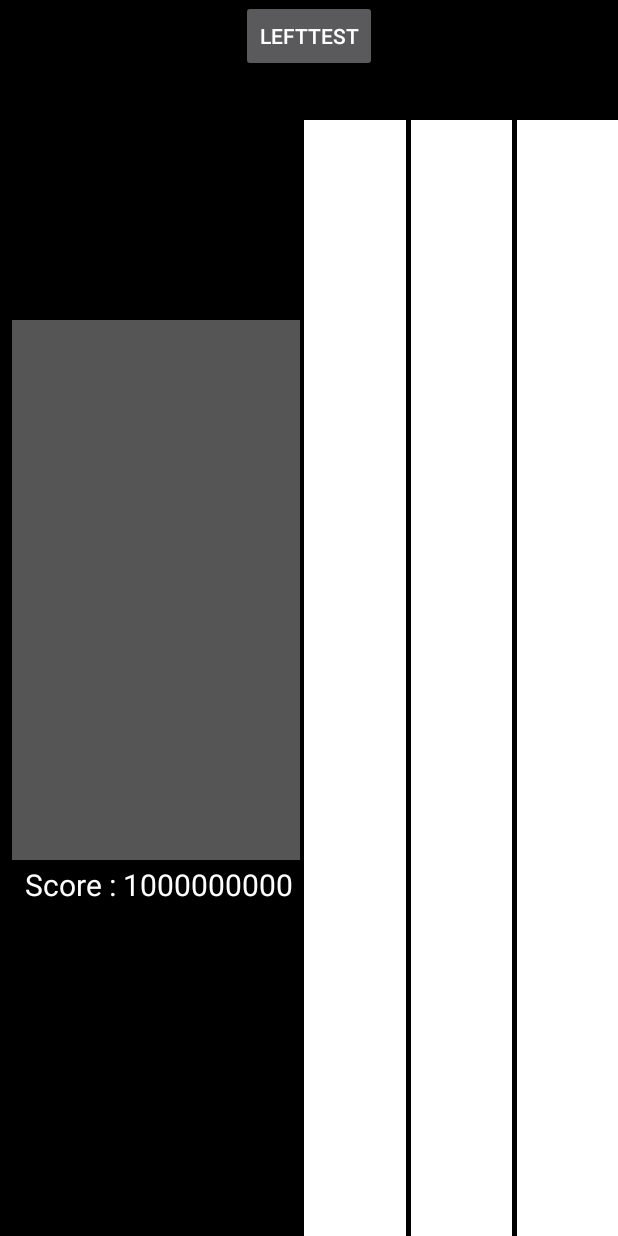
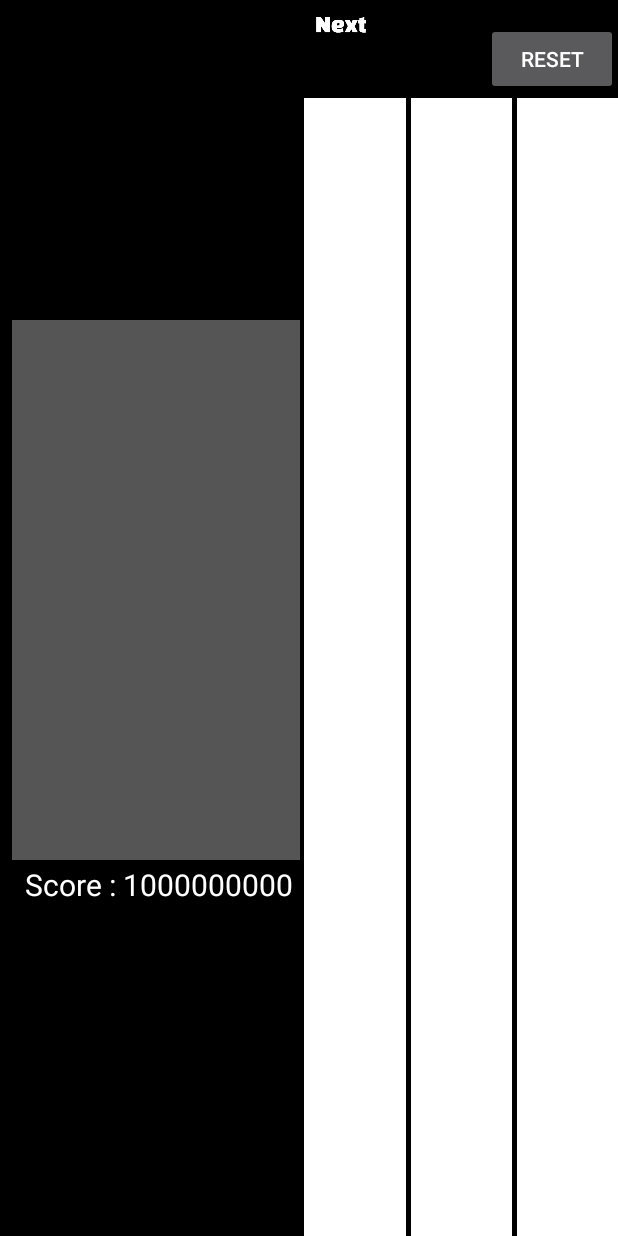
Before and after one commit to Shinyeong97/Design-of-Embedded-System-Term-Project, an Android app: the layout board_main.xml on its own in the app's theme, with its tools: preview values and no code run, on a phone screen of 412 x 824 dp. Run offline under Robolectric (Android 15) with nearby library versions, the phone set to English and light mode, and no system bars.

Commit message:
gameover & next

```diff
--- a/app/src/main/AndroidManifest.xml
+++ b/app/src/main/AndroidManifest.xml
@@ -9,7 +9,8 @@
         android:roundIcon="@mipmap/ic_launcher_round"
         android:supportsRtl="true"
         android:theme="@style/Theme.AppCompat.NoActionBar">
-        <activity android:name="com.example.PuyoPuzzle.MainActivity">
+        <activity android:name=".GameMainActivity"></activity>
+        <activity android:name=".MainActivity">
             <intent-filter>
                 <action android:name="android.intent.action.MAIN" />
 
--- a/app/src/main/res/layout/board_main.xml
+++ b/app/src/main/res/layout/board_main.xml
@@ -8,13 +8,16 @@
     android:layout_height="match_parent">
 
     <Button
-        android:id="@+id/btleft"
-        android:layout_width="wrap_content"
+        android:id="@+id/button2"
+        android:layout_width="88dp"
         android:layout_height="wrap_content"
-        android:text="lefttest"
+        android:text="reset"
+        app:layout_constraintBottom_toBottomOf="parent"
         app:layout_constraintEnd_toEndOf="parent"
+        app:layout_constraintHorizontal_bias="1.0"
         app:layout_constraintStart_toStartOf="parent"
-        app:layout_constraintTop_toTopOf="parent" />
+        app:layout_constraintTop_toTopOf="parent"
+        app:layout_constraintVertical_bias="0.01999998" />
 
     <androidx.constraintlayout.widget.ConstraintLayout
         android:id="@+id/constraintLayout"
@@ -648,6 +651,7 @@
     </androidx.constraintlayout.widget.ConstraintLayout>
 
     <LinearLayout
+        android:id="@+id/linearLayout2"
         android:layout_width="0dp"
         android:layout_height="0dp"
         android:orientation="vertical"
@@ -658,9 +662,54 @@
 
         <LinearLayout
             android:layout_width="match_parent"
-            android:layout_height="80dp"
+            android:layout_height="65dp"
             android:orientation="horizontal">
 
+            <ImageView
+                android:id="@+id/nextImage"
+                android:layout_width="49dp"
+                android:layout_height="29dp"
+                app:srcCompat="@drawable/next" />
+
+            <LinearLayout
+                android:layout_width="wrap_content"
+                android:layout_height="wrap_content"
+                android:orientation="vertical">
+
+                <ImageView
+                    android:id="@+id/nextpuyo11"
+                    android:layout_width="match_parent"
+                    android:layout_height="match_parent"
+                    android:layout_weight="1"
+                    app:srcCompat="@drawable/non" />
+
+                <ImageView
+                    android:id="@+id/nextpuyo12"
+                    android:layout_width="match_parent"
+                    android:layout_height="match_parent"
+                    android:layout_weight="1"
+                    app:srcCompat="@drawable/non" />
+            </LinearLayout>
+
+            <LinearLayout
+                android:layout_width="wrap_content"
+                android:layout_height="wrap_content"
+                android:orientation="vertical">
+
+                <ImageView
+                    android:id="@+id/nextpuyo21"
+                    android:layout_width="match_parent"
+                    android:layout_height="match_parent"
+                    android:layout_weight="1"
+                    app:srcCompat="@drawable/non" />
+
+                <ImageView
+                    android:id="@+id/nextpuyo22"
+                    android:layout_width="match_parent"
+                    android:layout_height="match_parent"
+                    android:layout_weight="1"
+                    app:srcCompat="@drawable/non" />
+            </LinearLayout>
         </LinearLayout>
 
         <LinearLayout
@@ -709,4 +758,16 @@
             </FrameLayout>
         </LinearLayout>
     </LinearLayout>
+
+    <ImageView
+        android:id="@+id/gameover"
+        android:layout_width="181dp"
+        android:layout_height="146dp"
+        android:visibility="invisible"
+        app:layout_constraintBottom_toBottomOf="parent"
+        app:layout_constraintEnd_toEndOf="parent"
+        app:layout_constraintHorizontal_bias="0.03"
+        app:layout_constraintStart_toStartOf="parent"
+        app:layout_constraintTop_toTopOf="@+id/constraintLayout"
+        app:srcCompat="@drawable/gameover" />
 </androidx.constraintlayout.widget.ConstraintLayout>
```
Also changed, not shown: app/src/main/java/com/example/PuyoPuzzle/GameMainActivity.java (added, +14 -0 lines), app/src/main/java/com/example/PuyoPuzzle/MainActivity.java (+33 -16 lines), app/src/main/res/layout/activity_game_main.xml (added, +9 -0 lines), app/src/main/res/drawable/gameover.png (added), app/src/main/res/drawable/next.png (added).
